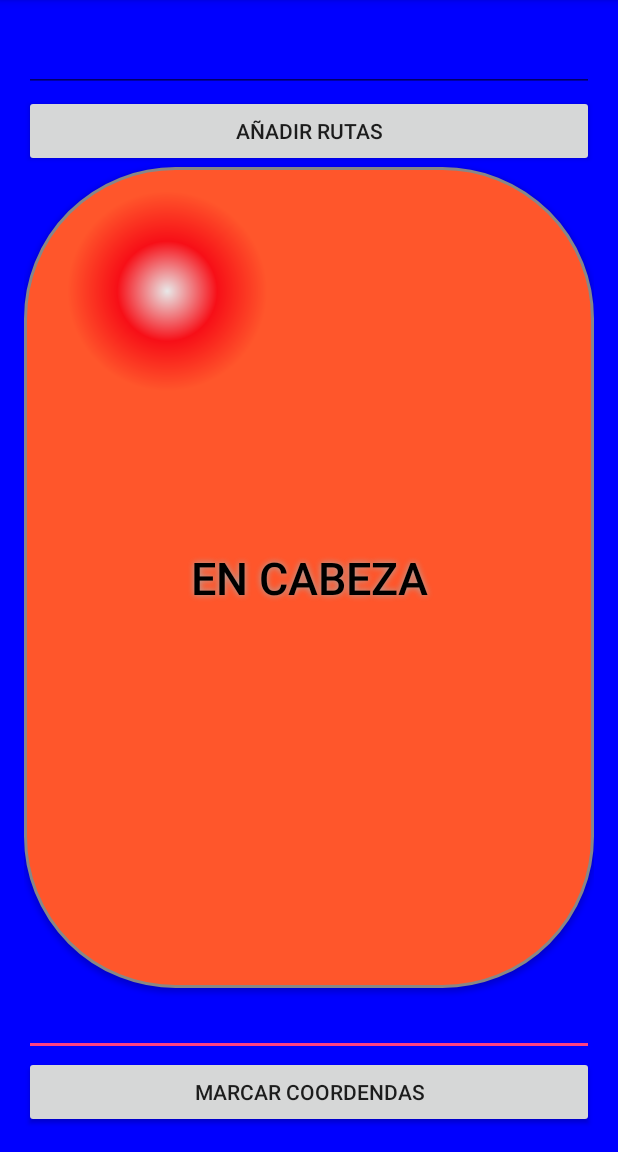
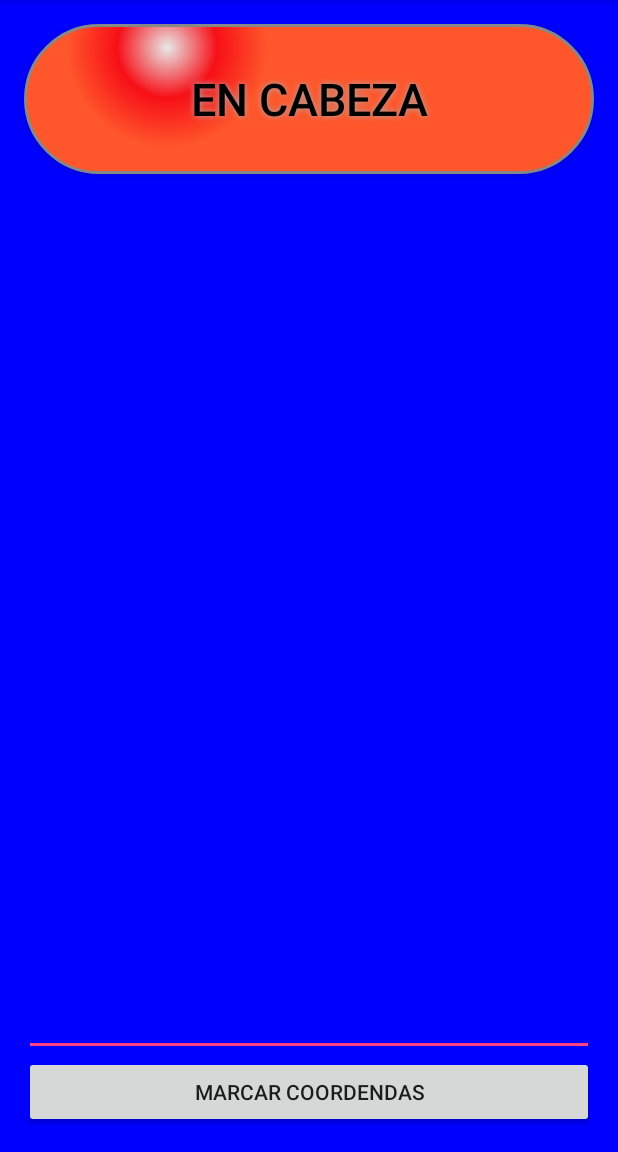
Before and after one commit to davidlghellin/SigueAlCiclista, an Android app: the screen it shows after launch (MainActivity), on a phone screen of 412 x 824 dp, the part 84-1236 px from its top. Run offline under Robolectric (Android 15) with nearby library versions, the phone set to English and light mode, and no system bars; our stand-ins replace ButterKnife; libraries missing offline, so code that uses them is left out: com.firebase.client; 3 statements that could not run were skipped.

```diff
--- a/app/src/main/java/com/david/proyecto/ciclo/siguealciclista/BBDD/ManejadorBD.java
+++ b/app/src/main/java/com/david/proyecto/ciclo/siguealciclista/BBDD/ManejadorBD.java
@@ -8,10 +8,7 @@ import android.util.Log;
 
 import com.david.proyecto.ciclo.siguealciclista.Coordenadas;
 
-import java.sql.Date;
 import java.util.ArrayList;
-import java.util.HashSet;
-import java.util.Set;
 
 /**
  * Created by wizord on 14/05/16.
--- a/app/src/main/java/com/david/proyecto/ciclo/siguealciclista/BBDD/PuntoMapa.java
+++ b/app/src/main/java/com/david/proyecto/ciclo/siguealciclista/BBDD/PuntoMapa.java
@@ -3,8 +3,6 @@ package com.david.proyecto.ciclo.siguealciclista.BBDD;
 import com.david.proyecto.ciclo.siguealciclista.Coordenadas;
 import com.david.proyecto.ciclo.siguealciclista.helpers.fechaHelper;
 
-import java.text.ParseException;
-import java.text.SimpleDateFormat;
 import java.util.Date;
 
 /**
--- a/app/src/main/java/com/david/proyecto/ciclo/siguealciclista/GPS.java
+++ b/app/src/main/java/com/david/proyecto/ciclo/siguealciclista/GPS.java
@@ -9,7 +9,6 @@ import android.location.LocationManager;
 import android.os.Bundle;
 import android.support.v4.app.ActivityCompat;
 import android.util.Log;
-import android.widget.Toast;
 
 /**
  * Created by wizord on 7/05/16.
--- a/app/src/main/java/com/david/proyecto/ciclo/siguealciclista/LineaBBDD.java
+++ b/app/src/main/java/com/david/proyecto/ciclo/siguealciclista/LineaBBDD.java
@@ -7,6 +7,7 @@ import java.util.Date;
  */
 public class LineaBBDD
 {
+    //TODO de momento no se usa, era para que fuera las tuplas de la bbdd
     private String carrera;
     private Date fecha;
     private String usuario;
--- a/app/src/main/java/com/david/proyecto/ciclo/siguealciclista/Mapa.java
+++ b/app/src/main/java/com/david/proyecto/ciclo/siguealciclista/Mapa.java
@@ -4,11 +4,8 @@ import android.Manifest;
 import android.app.Activity;
 import android.content.Context;
 import android.content.pm.PackageManager;
-import android.graphics.Color;
 import android.support.v4.app.ActivityCompat;
-import android.support.v4.app.FragmentManager;
 
-import com.david.proyecto.ciclo.siguealciclista.R;
 import com.google.android.gms.maps.CameraUpdateFactory;
 import com.google.android.gms.maps.GoogleMap;
 import com.google.android.gms.maps.MapFragment;
--- a/app/src/main/res/drawable/boton_cuircular.xml
+++ b/app/src/main/res/drawable/boton_cuircular.xml
@@ -17,7 +17,7 @@
         android:top="0dp"/>
     <size
         android:width="150dp"
-        android:height="100dp"/>
+        android:height="150dp"/>
     <stroke
         android:width="2dp"
         android:color="#878787"/>
--- a/app/src/main/res/layout/activity_main.xml
+++ b/app/src/main/res/layout/activity_main.xml
@@ -28,24 +28,6 @@
         android:layout_alignParentStart="true"
         android:layout_alignParentEnd="true"/>
 
-    <EditText
-        android:id="@+id/editRutaNueva"
-        android:layout_width="wrap_content"
-        android:layout_height="wrap_content"
-        android:layout_alignEnd="@+id/btnAnyadirRutas"
-        android:layout_alignParentStart="true"
-        android:layout_alignParentTop="true"/>
-
-    <Button
-        android:id="@+id/btnAnyadirRutas"
-        android:layout_width="wrap_content"
-        android:layout_height="wrap_content"
-        android:layout_alignParentEnd="true"
-        android:layout_alignParentStart="true"
-        android:layout_alignTop="@+id/editRutaNueva"
-        android:layout_marginTop="47dp"
-        android:text="Añadir rutas"/>
-
     <Button
         android:id="@+id/btnEnCabeza"
 
@@ -60,9 +42,8 @@
         android:text="En cabeza"
         android:textColor="#000000"
         android:textSize="30sp"
-        android:layout_below="@+id/btnAnyadirRutas"
+        android:layout_alignParentTop="true"
         android:layout_alignParentStart="true"
-        android:layout_alignParentEnd="true"
-        android:layout_above="@+id/editText"/>
+        android:layout_alignParentEnd="true"/>
 
 </RelativeLayout>
```
Also changed, not shown: app/src/main/java/com/david/proyecto/ciclo/siguealciclista/MainActivity.java (+3 -53 lines), app/src/main/java/com/david/proyecto/ciclo/siguealciclista/MiValueEventListener.java (+25 -7 lines), app/src/main/java/com/david/proyecto/ciclo/siguealciclista/helpers/preferencias.java (+15 -1 lines).
